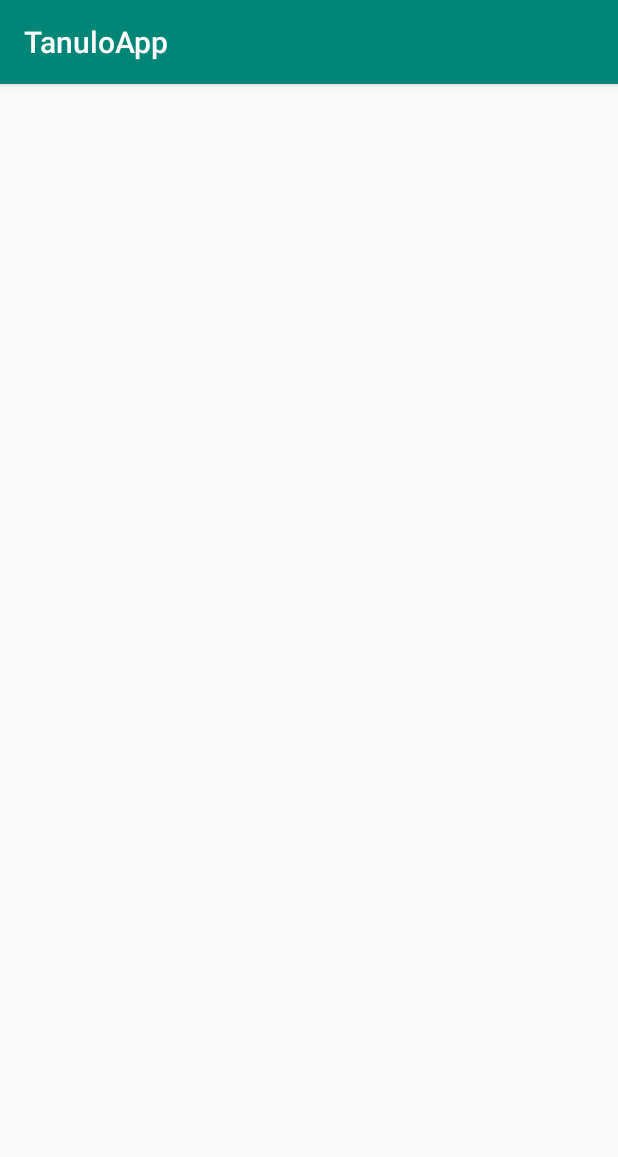
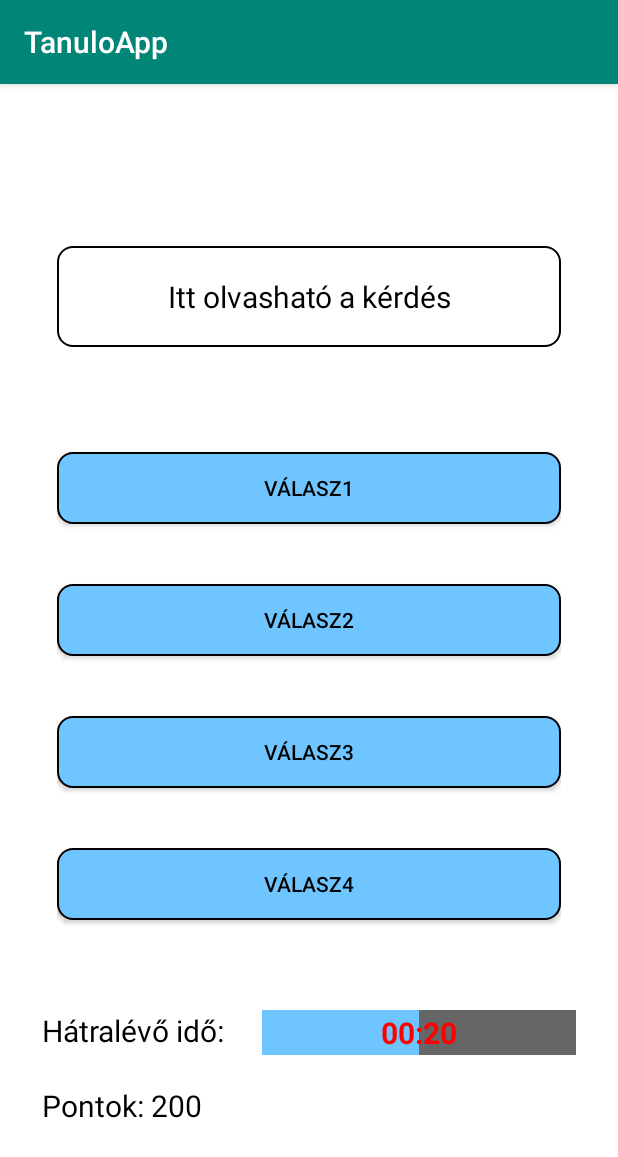
Before and after one commit to gitjuzer/AFP_2019_A, an Android app: the QuizActivity screen opened directly, with no data from a screen before it, on a phone screen of 412 x 824 dp. Shown: the top 1157 px of the screen. Run offline under Robolectric (Android 15) with nearby library versions, the phone set to English and light mode, and no system bars.

Commit message:
Android: Quiz felület váza elkészítve, még nem tartalmaz működő funkciókat

```diff
--- /dev/null
+++ b/Android/app/src/main/res/drawable/answers_rounded_corner.xml
@@ -0,0 +1,16 @@
+<?xml version="1.0" encoding="utf-8"?>
+<shape xmlns:android="http://schemas.android.com/apk/res/android" >
+    <stroke
+        android:width="1dp"
+        android:color="@color/black" />
+
+    <solid android:color="@color/colorAccent" />
+
+    <padding
+        android:left="1dp"
+        android:right="1dp"
+        android:bottom="1dp"
+        android:top="1dp" />
+
+    <corners android:radius="10dp" />
+</shape>
--- /dev/null
+++ b/Android/app/src/main/res/drawable/questions_rounded_corner.xml
@@ -0,0 +1,16 @@
+<?xml version="1.0" encoding="utf-8"?>
+<shape xmlns:android="http://schemas.android.com/apk/res/android" >
+    <stroke
+        android:width="1dp"
+        android:color="@color/black" />
+
+    <solid android:color="@color/bgColor" />
+
+    <padding
+        android:left="1dp"
+        android:right="1dp"
+        android:bottom="1dp"
+        android:top="1dp" />
+
+    <corners android:radius="10dp" />
+</shape>
--- a/Android/app/src/main/res/layout/activity_quiz.xml
+++ b/Android/app/src/main/res/layout/activity_quiz.xml
@@ -4,6 +4,133 @@
     xmlns:tools="http://schemas.android.com/tools"
     android:layout_width="match_parent"
     android:layout_height="match_parent"
+    android:background="@color/bgColor"
     tools:context=".QuizActivity">
 
+    <ScrollView
+        android:layout_width="match_parent"
+        android:layout_height="match_parent"
+        android:padding="8dp">
+
+        <LinearLayout
+            android:layout_width="match_parent"
+            android:layout_height="wrap_content"
+            android:gravity="center"
+            android:orientation="vertical">
+
+            <LinearLayout
+                android:layout_width="match_parent"
+                android:layout_height="wrap_content"
+                android:layout_gravity="center"
+                android:layout_marginHorizontal="30dp"
+                android:orientation="vertical">
+
+                <TextView
+                    android:layout_width="match_parent"
+                    android:layout_height="wrap_content"
+                    android:layout_marginTop="100dp"
+                    android:background="@drawable/questions_rounded_corner"
+                    android:textColor="@color/black"
+                    android:textAlignment="center"
+                    android:layout_marginBottom="50dp"
+                    android:textSize="20sp"
+                    android:paddingVertical="20dp"
+                    android:paddingHorizontal="10dp"
+                    android:text="Itt olvasható a kérdés" />
+
+                <Button
+                    android:layout_width="match_parent"
+                    android:layout_height="wrap_content"
+                    android:layout_marginVertical="20dp"
+                    android:background="@drawable/answers_rounded_corner"
+                    android:textColor="@color/black"
+                    android:text="Válasz1"
+                    />
+
+                <Button
+                    android:layout_width="match_parent"
+                    android:layout_height="wrap_content"
+                    android:layout_marginVertical="20dp"
+                    android:background="@drawable/answers_rounded_corner"
+                    android:textColor="@color/black"
+                    android:text="Válasz2"
+                    />
+
+                <Button
+                    android:layout_width="match_parent"
+                    android:layout_height="wrap_content"
+                    android:layout_alignParentStart="true"
+                    android:layout_marginVertical="20dp"
+                    android:background="@drawable/answers_rounded_corner"
+                    android:textColor="@color/black"
+                    android:text="Válasz3"
+                    />
+
+                <Button
+                    android:layout_width="match_parent"
+                    android:layout_height="wrap_content"
+                    android:layout_marginVertical="20dp"
+                    android:background="@drawable/answers_rounded_corner"
+                    android:textColor="@color/black"
+                    android:text="Válasz4"
+                    />
+
+            </LinearLayout>
+
+            <RelativeLayout
+                android:layout_width="match_parent"
+                android:layout_height="wrap_content"
+                android:layout_marginTop="40dp"
+                android:layout_marginHorizontal="20dp">
+
+                <TextView
+                    android:id="@+id/timeText"
+                    android:layout_width="wrap_content"
+                    android:layout_height="30dp"
+                    android:textSize="20sp"
+                    android:textColor="@color/black"
+                    android:text="Hátralévő idő: "/>
+
+                <RelativeLayout
+                    android:layout_width="wrap_content"
+                    android:layout_height="wrap_content"
+                    android:layout_toRightOf="@+id/timeText"
+                    android:layout_marginLeft="20dp">
+
+                    <ProgressBar
+                        android:id="@+id/timeProgBar"
+                        android:layout_width="match_parent"
+                        android:layout_height="30dp"
+                        android:progress="50"
+                        android:layout_centerInParent="true"
+                        style="@style/TimeProgressBar"/>
+
+                    <TextView
+                        android:layout_width="wrap_content"
+                        android:layout_height="wrap_content"
+                        android:textSize="20sp"
+                        android:text="00:20"
+                        android:textStyle="bold"
+                        android:layout_centerInParent="true"
+                        android:textColor="@color/red"
+                        />
+
+                </RelativeLayout>
+
+                <TextView
+                    android:layout_width="wrap_content"
+                    android:layout_height="wrap_content"
+                    android:text="Pontok: 200"
+                    android:layout_below="@+id/timeText"
+                    android:layout_marginVertical="20dp"
+                    android:textSize="20sp"
+                    android:layout_gravity="left"
+                    android:textColor="@color/black"/>
+
+            </RelativeLayout>
+
+        </LinearLayout>
+
+    </ScrollView>
+
 </android.support.constraint.ConstraintLayout>
```
